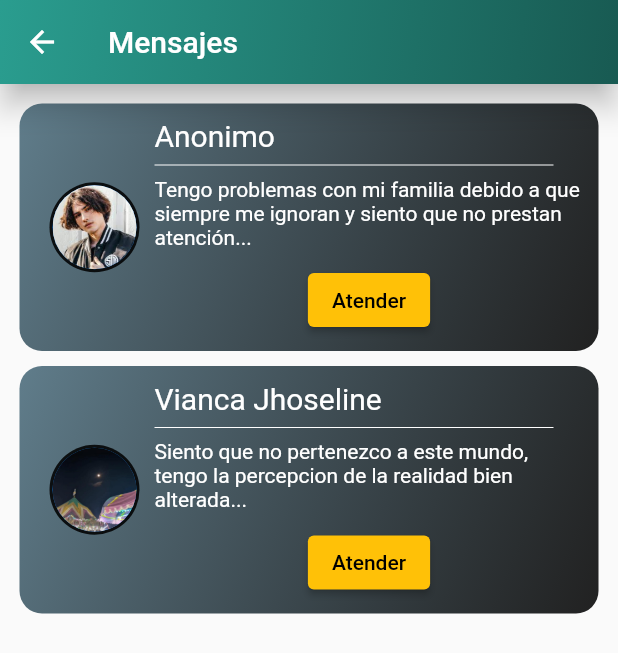
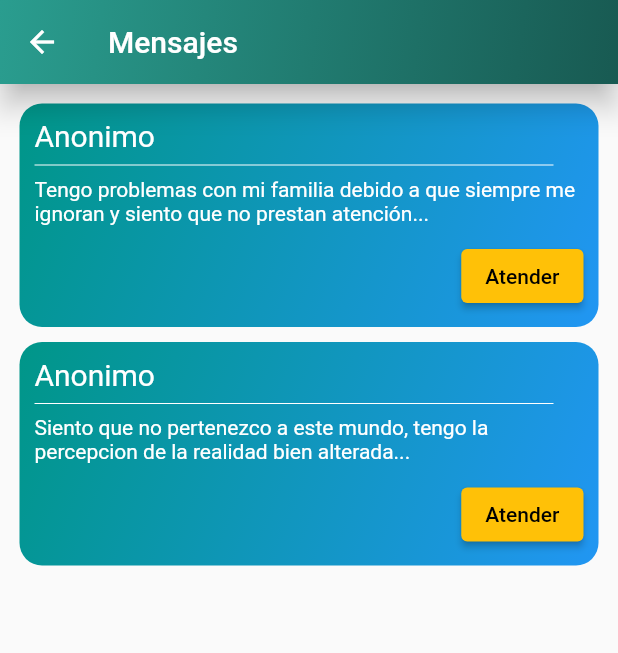
Before and after one commit to WanderTheWeeb/Sante, a Flutter app: the RequestMenu screen opened by its route, on a phone screen of 412 x 824 dp. Shown: the top 653 px of the screen. Run offline on Flutter 3.47's test engine with Material 2 defaults, Android fonts, the light colour scheme and no system bars; our stand-ins replace shared_preferences, smooth_page_indicator; accounts and stored records are empty.

Commit message:
Se realizo el front del inicio, registro y menu de peticiones V2

```diff
--- a/lib/src/screens/psicologos/RequestMenu.dart
+++ b/lib/src/screens/psicologos/RequestMenu.dart
@@ -30,12 +30,11 @@ class RequestMenu extends StatelessWidget {
           UserRequest(
             'Anonimo',
             'Tengo problemas con mi familia debido a que siempre me ignoran y siento que no prestan atención...',
-            'assets/images/profileDefault.jpg',
           ),
-          UserRequest('Vianca Jhoseline', 'Siento que no pertenezco a este mundo, tengo la percepcion de la realidad bien alterada...'
-              , 'assets/images/Vianca.jpg')
-
-
+          UserRequest(
+            'Anonimo',
+            'Siento que no pertenezco a este mundo, tengo la percepcion de la realidad bien alterada...',
+          )
         ],
       ),
     );
--- a/lib/utils/utils.dart
+++ b/lib/utils/utils.dart
@@ -44,39 +44,24 @@ Widget TileDrawer(BuildContext context, String folderName, String title, IconDat
 Widget UserRequest(
     String username,
     String userDescription,
-    String imagePath,
     ) {
   return Container(
     padding: const EdgeInsets.all(10),
     margin: const EdgeInsets.all(5),
     decoration: BoxDecoration(
       borderRadius: BorderRadius.circular(15),
-      gradient: const LinearGradient(
-        colors: [Colors.blueGrey, Colors.black87],
+      gradient: LinearGradient(
+        colors: [Colors.teal, Colors.blue],
         begin: Alignment.topLeft,
         end: Alignment.bottomRight,
       ),
     ),
-    child: Row(
-      children: [
-        Padding(
-          padding: const EdgeInsets.all(10),
-          child: CircleAvatar(
-            backgroundColor: Colors.black87,
-            radius: 30,
-            child: CircleAvatar(
-              radius: 28,
-              backgroundImage: AssetImage(imagePath),
-            ),
-          ),
-        ),
-        Expanded(
     child: Column(
       crossAxisAlignment: CrossAxisAlignment.start,
       children: [
         Text(
           username,
-                style: const TextStyle(color: Colors.white, fontSize: 20),
+          style: TextStyle(color: Colors.white, fontSize: 20),
         ),
         const Divider(
           color: Colors.white,
@@ -84,15 +69,15 @@ Widget UserRequest(
         ),
         Text(
           userDescription,
-                style: const TextStyle(color: Colors.white, fontSize: 14),
+          style: TextStyle(color: Colors.white, fontSize: 14),
         ),
         const SizedBox(height: 10),
         Align(
-                alignment: Alignment.center,
+          alignment: Alignment.bottomRight,
           child: ElevatedButton(
             style: ElevatedButton.styleFrom(
               foregroundColor: Colors.black,
-                    backgroundColor: Colors.amber,
+              backgroundColor: Colors.amber, // Cambia el color de fondo del botón
             ),
             onPressed: () {},
             child: const Text('Atender'),
@@ -100,11 +85,9 @@ Widget UserRequest(
         ),
       ],
     ),
-        ),
-      ],
-    ),
   );
 }
+
 
 Widget buildTextField(String label, String hint) {
   return TextField(
--- a/pubspec.yaml
+++ b/pubspec.yaml
@@ -30,7 +30,6 @@ environment:
 dependencies:
   flutter:
     sdk: flutter
-  intl: ^0.17.0
 
   # The following adds the Cupertino Icons font to your application.
   # Use with the CupertinoIcons class for iOS style icons.
@@ -66,7 +65,7 @@ flutter:
   assets:
      - assets/images/IntroImage.jpg
      - assets/images/profileDefault.jpg
-     - assets/images/Vianca.jpg
+     - assets/images/google.png
   #   - images/a_dot_ham.jpeg
 
   # An image asset can refer to one or more resolution-specific "variants", see
```
Also changed, not shown: lib/src/screens/psicologos/LoginPage.dart (+14 -7 lines), assets/images/Vianca.jpg (deleted), assets/images/google.png (added). Lines whose indentation alone changed are shown as unchanged.
